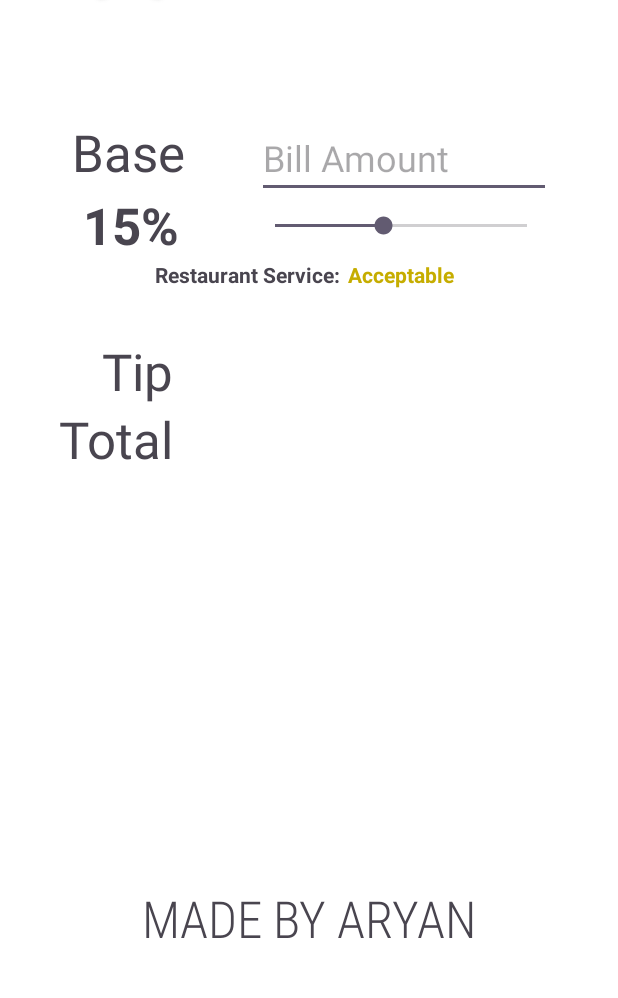
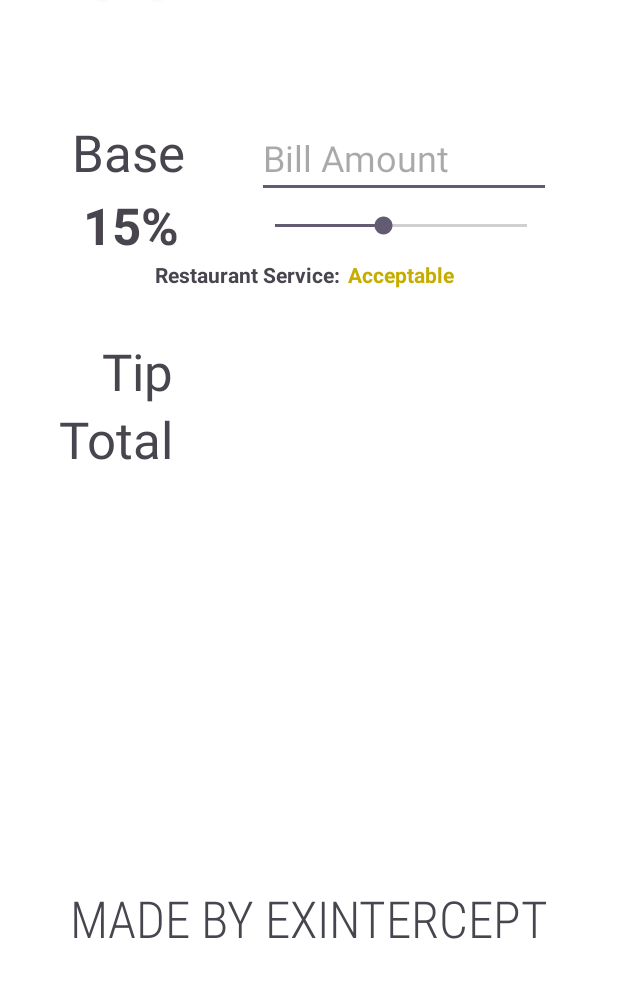
Before and after one commit to ExIntercept/Tipster, an Android app: the screen it shows after launch (MainActivity), on a phone screen of 412 x 824 dp, the part 134-1132 px from its top. Run offline under Robolectric (Android 15) with nearby library versions, the phone set to English and light mode, and no system bars.

Commit message:
v1.0.1
Changed "Made by" Text

```diff
--- a/app/src/main/res/layout/activity_main.xml
+++ b/app/src/main/res/layout/activity_main.xml
@@ -109,7 +109,7 @@
         android:layout_height="wrap_content"
         android:layout_marginBottom="100dp"
         android:fontFamily="sans-serif-condensed-light"
-        android:text="Made by Aryan"
+        android:text="Made by ExIntercept"
         android:textAllCaps="true"
         android:textAppearance="@style/TextAppearance.AppCompat.Display1"
         app:layout_constraintBottom_toBottomOf="parent"
@@ -122,7 +122,7 @@
         android:layout_width="wrap_content"
         android:layout_height="wrap_content"
         android:orientation="vertical"
-        app:layout_constraintGuide_begin="20dp" />
+        app:layout_constraintGuide_end="391dp" />
 
     <TextView
         android:id="@+id/tvTitle"
```
